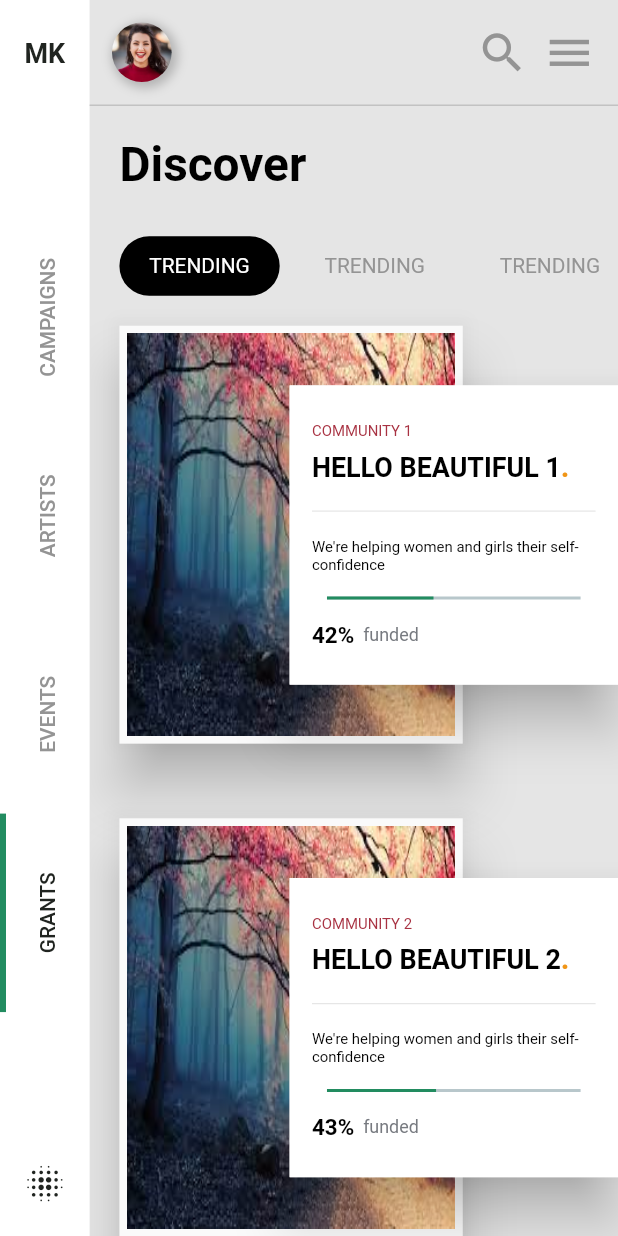
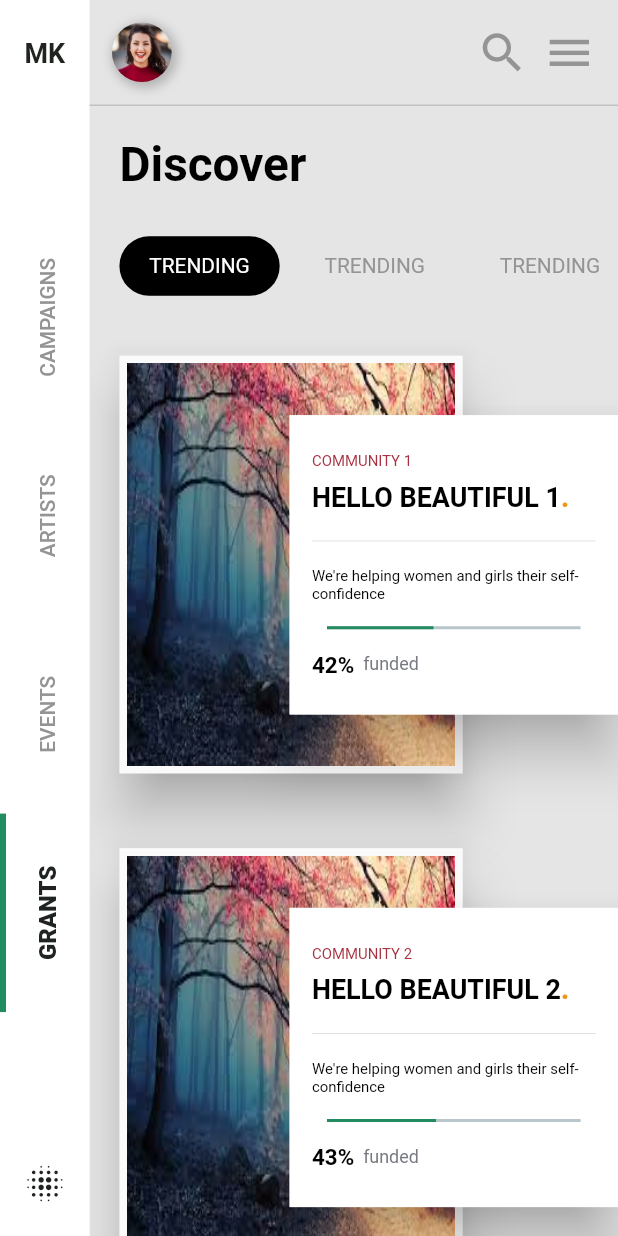
Before and after one commit to mk1799/flutter-animation, a Flutter app: the screen it shows after launch, on a phone screen of 412 x 824 dp. Run offline on Flutter 3.47's test engine with Material 2 defaults, Android fonts, the phone set to English and light mode, and no system bars; our stand-ins replace hexcolor.

```diff
--- /dev/null
+++ b/lib/Animation/animation_file.dart
@@ -0,0 +1,59 @@
+import 'dart:async';
+import 'package:flutter/material.dart';
+
+class ShowUp extends StatefulWidget {
+  final Widget child;
+  final int delay;
+  final double x;
+  final double y;
+
+  ShowUp({@required this.child, this.delay, this.x = 0, this.y = 2});
+
+  @override
+  _ShowUpState createState() => _ShowUpState();
+}
+
+class _ShowUpState extends State<ShowUp> with TickerProviderStateMixin {
+
+  /// Preparing animation controller and animation type object
+  AnimationController _animController;
+  Animation<Offset> _animOffset;
+
+  @override
+  void initState() {
+    super.initState();
+
+    _animController =
+        AnimationController(vsync: this, duration: Duration(milliseconds: 500));
+    final curve =
+        CurvedAnimation(curve: Curves.decelerate, parent: _animController);
+    _animOffset =
+        Tween<Offset>(begin: Offset(widget.x, widget.y), end: Offset.zero)
+            .animate(curve);
+
+    if (widget.delay == null) {
+      _animController.forward();
+    } else {
+      Timer(Duration(milliseconds: widget.delay), () {
+        _animController.forward();
+      });
+    }
+  }
+
+  @override
+  void dispose() {
+    super.dispose();
+    _animController.dispose();
+  }
+
+  @override
+  Widget build(BuildContext context) {
+    return FadeTransition(
+      child: SlideTransition(
+        position: _animOffset,
+        child: widget.child,
+      ),
+      opacity: _animController,
+    );
+  }
+}
--- a/lib/main.dart
+++ b/lib/main.dart
@@ -1,7 +1,6 @@
 import 'package:flutter/material.dart';
 import 'package:flutter_animation/screens/Description.dart';
 import 'package:flutter_animation/screens/HomeScreen.dart';
-import 'package:flutter_animation/screens/test.dart';
 import 'package:flutter_animation/utils/responsive.dart';
 
 void main() {
@@ -12,12 +11,17 @@ class MyApp extends StatelessWidget {
   final GlobalKey<NavigatorState> key = GlobalKey<NavigatorState>();
   @override
   Widget build(BuildContext context) {
-    return MaterialApp(
-
-      debugShowCheckedModeBanner: false,
-      title: "Flutter Animation",
-      navigatorKey: globalKey,
-      home: HomeScreen(),
+    return NotificationListener<OverscrollIndicatorNotification>(
+      onNotification: (overScroll) {
+        overScroll.disallowGlow();
+        return true;
+      },
+      child: MaterialApp(
+        debugShowCheckedModeBanner: false,
+        title: "Flutter Animation",
+        navigatorKey: globalKey,
+        home: HomeScreen(),
+      ),
     );
   }
 }
--- a/lib/screens/HomeScreen.dart
+++ b/lib/screens/HomeScreen.dart
@@ -1,7 +1,7 @@
 import 'package:flutter/material.dart';
 import 'package:flutter/scheduler.dart';
+import 'package:flutter_animation/screens/left_widget.dart';
 import 'package:flutter_animation/screens/screen1.dart';
-import 'package:flutter_animation/screens/test.dart';
 import 'package:flutter_animation/utils/responsive.dart';
 import 'package:flutter_animation/utils/style.dart';
 
@@ -74,145 +74,3 @@ class _HomeScreenState extends State<HomeScreen> {
     );
   }
 }
-
-class LeftWidget extends StatefulWidget {
-  int index;
-  List<String> list;
-  List<GlobalKey> keys;
-  Function ontabTap;
-  LeftWidget({this.keys, this.list, this.index, this.ontabTap});
-
-  @override
-  _LeftWidgetState createState() => _LeftWidgetState();
-}
-
-class _LeftWidgetState extends State<LeftWidget> with TickerProviderStateMixin {
-  Offset checkedPositionOffset = Offset(0, 0);
-  Offset lastCheckOffset = Offset(0, 0);
-
-  Offset animationOffset = Offset(0, 0);
-  Animation _animation;
-  AnimationController _animationController;
-
-  @override
-  void initState() {
-    widget.index = widget.list.length - 1;
-    super.initState();
-
-    SchedulerBinding.instance.endOfFrame.then((value) {
-      calcuteCheckOffset();
-      addAnimation();
-    });
-  }
-
-  void calcuteCheckOffset() {
-    lastCheckOffset = checkedPositionOffset;
-    RenderBox renderBox =
-        widget.keys[widget.index].currentContext.findRenderObject();
-    Offset widgetOffset = renderBox.localToGlobal(Offset(10, 0));
-    Size widgetSise = renderBox.size;
-    checkedPositionOffset = Offset(widgetOffset.dx + widgetSise.width,
-        widgetOffset.dy + widgetSise.height);
-  }
-
-  @override
-  Widget build(BuildContext context) {
-    return Container(
-      child: Stack(
-        children: <Widget>[
-          Container(
-            width: getSize(60),
-            decoration: BoxDecoration(
-              color: Colors.white10,
-              // borderRadius: BorderRadius.circular(30),
-            ),
-            child: Column(
-              mainAxisAlignment: MainAxisAlignment.spaceBetween,
-              children: _buildList(),
-            ),
-          ),
-          // Positioned(
-          //   top: animationOffset.dy,
-          //   left: animationOffset.dx,
-          //   child: CustomPaint(
-          //     painter: CheckPointPainter(Offset(10, 0)),
-          //   ),
-          // )
-        ],
-      ),
-    );
-  }
-
-  List<Widget> _buildList() {
-    List<Widget> _widget_list = [];
-
-    _widget_list.add(Padding(
-        padding: EdgeInsets.only(
-          top: getSize(25),
-        ),
-        child: Text(
-          "MK",
-          style: getBoldStyle()
-              .copyWith(color: darkFont, fontSize: getFontSize(16)),
-        )));
-    _widget_list.add(SizedBox(
-      height: getSize(100),
-    ));
-    for (int i = 0; i < widget.list.length; i++) {
-      _widget_list.add(Expanded(
-        child: GestureDetector(
-            onTap: () {
-              widget.ontabTap(i);
-            },
-            child: Container(
-              alignment: Alignment.topLeft,
-              decoration: BoxDecoration(
-                  border: Border(
-                      left: BorderSide(
-                          color: (widget.index == i)
-                              ? greenColor
-                              : Colors.transparent,
-                          width: 4))),
-              // padding: EdgeInsets.only(left: getSize(5)),
-              child: Align(
-                alignment: Alignment.center,
-                child: VerticalText(
-                    widget.list[i],
-                    widget.keys[i],
-                    widget.index == i &&
-                        (_animationController != null &&
-                            _animationController.isCompleted)),
-              ),
-            )),
-      ));
-    }
-    _widget_list.add(Padding(
-      padding: EdgeInsets.only(
-        top: getSize(100),
-        bottom: getSize(20),
-      ),
-      child: Icon(
-        Icons.blur_on_sharp,
-        color: darkFont,
-        size: getSize(30),
-      ),
-    ));
-    return _widget_list;
-  }
-
-  void addAnimation() {
-    _animationController =
-        AnimationController(duration: Duration(milliseconds: 300), vsync: this)
-          ..addListener(() {
-            setState(() {
-              animationOffset =
-                  Offset(checkedPositionOffset.dx, _animation.value);
-            });
-          });
-
-    _animation = Tween(begin: lastCheckOffset.dy, end: checkedPositionOffset.dy)
-        .animate(CurvedAnimation(
-            parent: _animationController, curve: Curves.easeInOutBack));
-    _animationController.forward();
-  }
-}
--- /dev/null
+++ b/lib/screens/left_widget.dart
@@ -0,0 +1,118 @@
+import 'package:flutter/material.dart';
+import 'package:flutter_animation/Animation/animation_file.dart';
+import 'package:flutter_animation/utils/responsive.dart';
+import 'package:flutter_animation/utils/style.dart';
+
+class LeftWidget extends StatefulWidget {
+  int index;
+  List<String> list;
+  List<GlobalKey> keys;
+  Function ontabTap;
+
+  LeftWidget({this.keys, this.list, this.index, this.ontabTap});
+
+  @override
+  _LeftWidgetState createState() => _LeftWidgetState();
+}
+
+class _LeftWidgetState extends State<LeftWidget> with TickerProviderStateMixin {
+  @override
+  void initState() {
+    widget.index = widget.list.length - 1;
+    super.initState();
+  }
+
+  @override
+  Widget build(BuildContext context) {
+    return Container(
+      child: Stack(
+        children: <Widget>[
+          Container(
+            width: getSize(60),
+            decoration: BoxDecoration(
+              color: Colors.white10,
+              // borderRadius: BorderRadius.circular(30),
+            ),
+            child: Column(
+              mainAxisAlignment: MainAxisAlignment.spaceBetween,
+              children: _buildList(),
+            ),
+          ),
+          // Positioned(
+          //   top: animationOffset.dy,
+          //   left: animationOffset.dx,
+          //   child: CustomPaint(
+          //     painter: CheckPointPainter(Offset(10, 0)),
+          //   ),
+          // )
+        ],
+      ),
+    );
+  }
+
+  List<Widget> _buildList() {
+    List<Widget> _widget_list = [];
+
+    _widget_list.add(
+      Padding(
+        padding: EdgeInsets.only(
+          top: getSize(25),
+        ),
+        child: ShowUp(
+          child: Text(
+            "MK",
+            style: getBoldStyle()
+                .copyWith(color: darkFont, fontSize: getFontSize(16)),
+          ),
+          delay: 1000,
+        ),
+      ),
+    );
+    _widget_list.add(SizedBox(
+      height: getSize(100),
+    ));
+    for (int i = 0; i < widget.list.length; i++) {
+      _widget_list.add(
+        Expanded(
+          child: GestureDetector(
+            onTap: () {
+              widget.ontabTap(i);
+            },
+            child: Container(
+              alignment: Alignment.topLeft,
+              decoration: BoxDecoration(
+                border: Border(
+                  left: BorderSide(
+                      color:
+                          (widget.index == i) ? greenColor : Colors.transparent,
+                      width: 4),
+                ),
+              ),
+              // padding: EdgeInsets.only(left: getSize(5)),
+              child: Align(
+                alignment: Alignment.center,
+                child: ShowUp(
+                  child: VerticalText(
+                      widget.list[i], widget.keys[i], widget.index == i),
+                  delay: 1000,
+                ),
+              ),
+            ),
+          ),
+        ),
+      );
+    }
+    _widget_list.add(Padding(
+      padding: EdgeInsets.only(
+        top: getSize(100),
+        bottom: getSize(20),
+      ),
+      child: Icon(
+        Icons.blur_on_sharp,
+        color: darkFont,
+        size: getSize(30),
+      ),
+    ));
+    return _widget_list;
+  }
+}
--- a/lib/screens/screen1.dart
+++ b/lib/screens/screen1.dart
@@ -1,4 +1,5 @@
 import 'package:flutter/material.dart';
+import 'package:flutter_animation/Animation/animation_file.dart';
 import 'package:flutter_animation/screens/Description.dart';
 import 'package:flutter_animation/screens/clock/slide_countdown_clock.dart';
 import 'package:flutter_animation/screens/clock/slide_direction.dart';
@@ -15,7 +16,7 @@ class Screen1 extends StatefulWidget {
   _Screen1State createState() => _Screen1State();
 }
 
-class _Screen1State extends State<Screen1> {
+class _Screen1State extends State<Screen1> with SingleTickerProviderStateMixin {
   int cate = 0;
   List<CardModel> listOfCardModel = [];
   GlobalKey<ScaffoldState> _scaffoldKey = GlobalKey();
@@ -23,6 +24,8 @@ class _Screen1State extends State<Screen1> {
   @override
   void initState() {
     super.initState();
+
+    ///Prepare datasource
     for (int i = 0; i < 10; i++) {
       CardModel cardModel = CardModel();
       cardModel.lable = "Hello beautiful ${i + 1}";
@@ -88,10 +91,16 @@ class _Screen1State extends State<Screen1> {
           child: Column(
             crossAxisAlignment: CrossAxisAlignment.start,
             children: [
-              Text(
+              AnimatedDefaultTextStyle(
+                child: Text(
                   "Discover",
                   textAlign: TextAlign.left,
-                style: getBoldStyle().copyWith(fontSize: getFontSize(30)),
+                ),
+                duration: Duration(milliseconds: 1000),
+                style: getBoldStyle().copyWith(
+                  fontSize: getFontSize(30),
+                ),
+                curve: Curves.elasticOut,
               ),
               SizedBox(
                 height: getSize(30),
@@ -133,6 +142,8 @@ class _Screen1State extends State<Screen1> {
           ),
         ),
         Expanded(
+          child: Padding(
+            padding: EdgeInsets.only(top:getSize(20)),
             child: ListView.builder(
               padding: EdgeInsets.only(top: getSize(20), left: getSize(20)),
               shrinkWrap: true,
@@ -140,6 +151,7 @@ class _Screen1State extends State<Screen1> {
               itemBuilder: (BuildContext context, int index) {
                 return getMainListViewItem(listOfCardModel[index]);
               },
+            ),
           ),
         ),
       ],
@@ -163,7 +175,11 @@ class _Screen1State extends State<Screen1> {
         child: Container(
           child: Stack(
             children: [
-              Material(
+              ShowUp(
+                delay: 500,
+                x: 0,
+                y: 2,
+                child: Material(
                   elevation: 15.0,
                   child: Container(
                     // color: Colors.white,
@@ -178,11 +194,16 @@ class _Screen1State extends State<Screen1> {
                     ),
                   ),
                 ),
+              ),
               Positioned(
                   top: getSize(40),
                   right: 0,
+                  child: ShowUp(
                     child: getCard(cardModel),
-              )
+                    delay: 500,
+                    x: 2,
+                    y: 0,
+                  ))
             ],
           ),
         ),
--- a/lib/utils/responsive.dart
+++ b/lib/utils/responsive.dart
@@ -7,12 +7,14 @@ final GlobalKey<NavigatorState> globalKey = GlobalKey<NavigatorState>();
 
 dynamic getSize(double px) {
   return px *
-      ((MathUtilities.screenWidth(globalKey.currentState.overlay.context)) / 414);
+      ((MathUtilities.screenWidth(globalKey.currentState.overlay.context)) /
+          414);
 }
 
 dynamic getFontSize(double px) {
   return px *
-          (MathUtilities.screenWidth(globalKey.currentState.overlay.context) / 414) +
+          (MathUtilities.screenWidth(globalKey.currentState.overlay.context) /
+              414) +
       2;
 }
 
@@ -34,6 +36,7 @@ class MathUtilities {
   static safeAreaBottomHeight(BuildContext context) =>
       MediaQuery.of(context).padding.bottom;
 }
+
 class VerticalText extends StatelessWidget {
   String name;
   bool checked;
@@ -46,10 +49,23 @@ class VerticalText extends StatelessWidget {
     return RotatedBox(
       key: globalKey,
       quarterTurns: 3,
-      child: Text(
-        name,
-        textAlign: TextAlign.left,
-        style: getRegularStyle().copyWith( color: checked ? darkFont : lightFont,fontWeight: FontWeight.w500)
+      child: AnimatedDefaultTextStyle(
+        curve: Curves.slowMiddle,
+        duration: Duration(milliseconds: 500),
+        style: !checked
+            ? getRegularStyle().copyWith(
+                color: lightFont,
+                fontWeight: FontWeight.w500,
+              )
+            : getRegularStyle().copyWith(
+                color: darkFont,
+                fontSize: getSize(16),
+                fontWeight: FontWeight.w800,
+              ),
+        child: Text(
+          name,
+          textAlign: TextAlign.left,
+        ),
       ),
     );
   }
```
Lines whose indentation alone changed are shown as unchanged.
